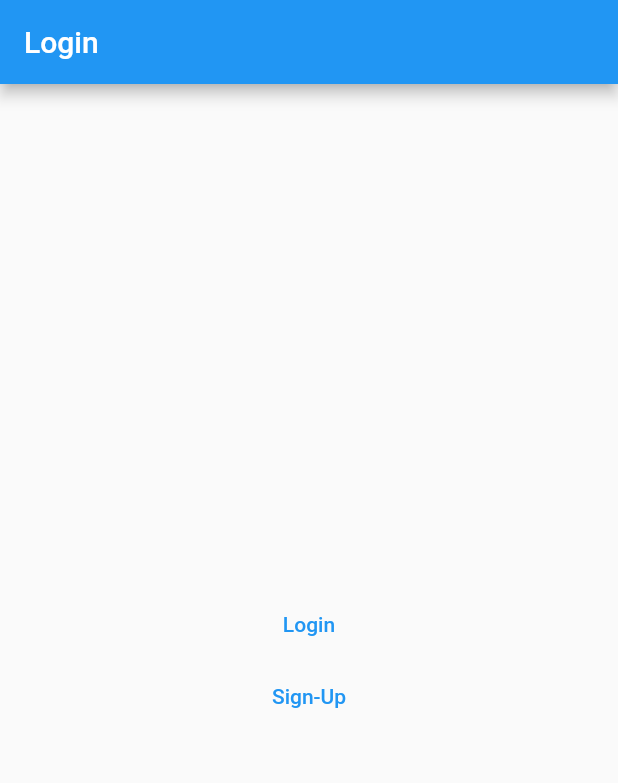
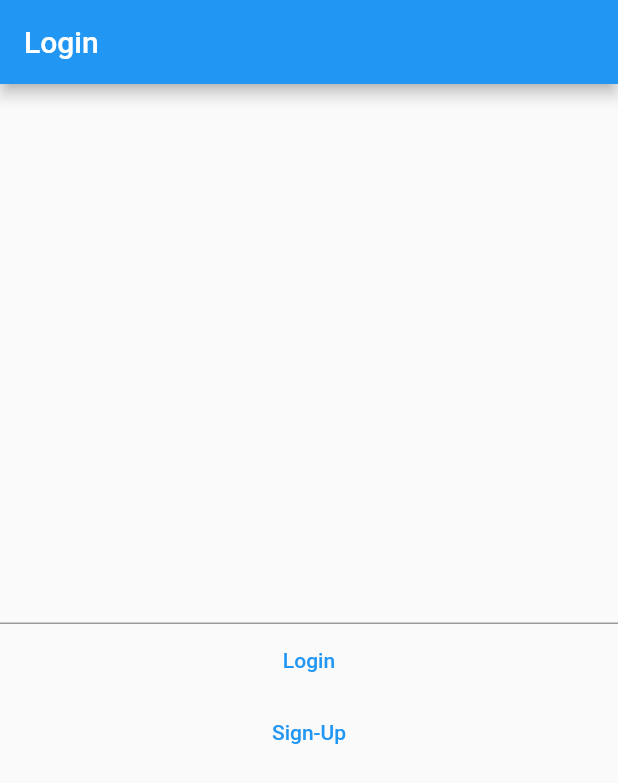
Before and after one commit to edhimurwanto/flutter-startup-namer, a Flutter app: the screen it shows after launch, on a phone screen of 412 x 824 dp. Shown: the top 783 px of the screen. Run offline on Flutter 3.47's test engine with Material 2 defaults, Android fonts, the phone set to English and light mode, and no system bars; our stand-ins replace mask_text_input_formatter.

```diff
--- a/lib/main.dart
+++ b/lib/main.dart
@@ -19,14 +19,7 @@ class MyApp extends StatelessWidget {
   @override
   Widget build(BuildContext context) {
     return MaterialApp(
-      home: Consumer<AuthProvider>(
-          builder: (BuildContext context, authState, child) {
-        if (authState.isLoggedId) {
-          return HomeScreen();
-        } else {
-          return LoginScreen();
-        }
-      }),
+      home: LoginScreen()
     );
   }
 }
--- a/lib/src/features/auth/presentations/screens/login.dart
+++ b/lib/src/features/auth/presentations/screens/login.dart
@@ -1,5 +1,7 @@
 import 'package:flutter/material.dart';
+import 'package:mask_text_input_formatter/mask_text_input_formatter.dart';
 import 'package:my_app/src/features/auth/presentations/screens/register.dart';
+import 'package:my_app/src/shared/presentations/widgets/text_field.dart';
 import 'package:my_app/src/shared/providers/auth_provider.dart';
 import 'package:provider/provider.dart';
 
@@ -8,6 +10,14 @@ class LoginScreen extends StatelessWidget {
 
   @override
   Widget build(BuildContext context) {
+
+    var maskFormatter = MaskTextInputFormatter(
+        mask: '####-####',
+        filter: { "#": RegExp(r'[0-9]') },
+        initialText: "123412132",
+        type: MaskAutoCompletionType.eager);
+    var textEditingController = TextEditingController(text: maskFormatter.getMaskedText());
+
     return Consumer<AuthProvider>(
       builder: (context, authState, child) => Scaffold(
         appBar: AppBar(title: Text('Login')),
@@ -16,6 +26,7 @@ class LoginScreen extends StatelessWidget {
             child: Column(
               mainAxisAlignment: MainAxisAlignment.center,
               children: [
+                MyTextField(controller: textEditingController, maskFormatter: maskFormatter),
                 TextButton(
                   onPressed: () {
                     authState.setIsLoggedIn(true);
--- /dev/null
+++ b/lib/src/shared/presentations/widgets/text_field.dart
@@ -0,0 +1,20 @@
+import 'package:flutter/material.dart';
+import 'package:mask_text_input_formatter/mask_text_input_formatter.dart';
+
+class MyTextField extends StatelessWidget {
+  const MyTextField({Key? key,
+    required this.controller,
+    required this.maskFormatter}) : super(key: key);
+
+  final TextEditingController controller;
+  final MaskTextInputFormatter maskFormatter;
+
+  @override
+  Widget build(BuildContext context) {
+
+    return TextFormField(
+      inputFormatters: [maskFormatter],
+      controller: controller,
+    );
+  }
+}
--- a/pubspec.yaml
+++ b/pubspec.yaml
@@ -29,6 +29,7 @@ dependencies:
   # Use with the CupertinoIcons class for iOS style icons.
   cupertino_icons: ^1.0.2
   provider: ^6.0.0
+  mask_text_input_formatter: ^2.4.0
 
 dev_dependencies:
   flutter_test:
```
Also changed, not shown: pubspec.lock.
